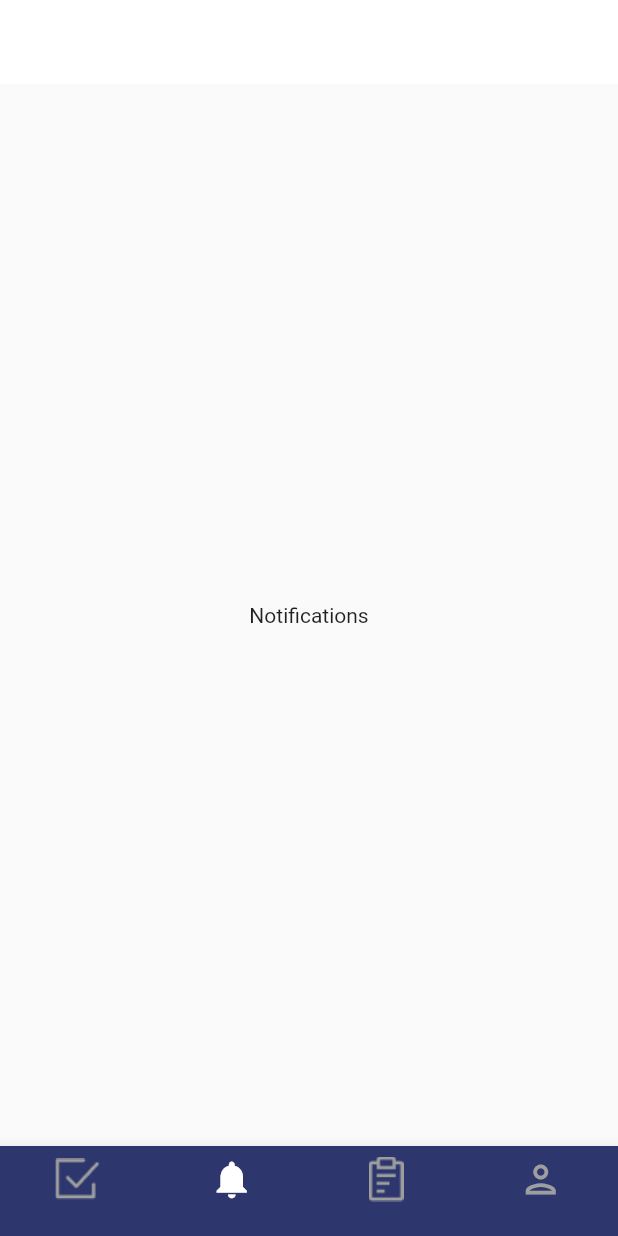
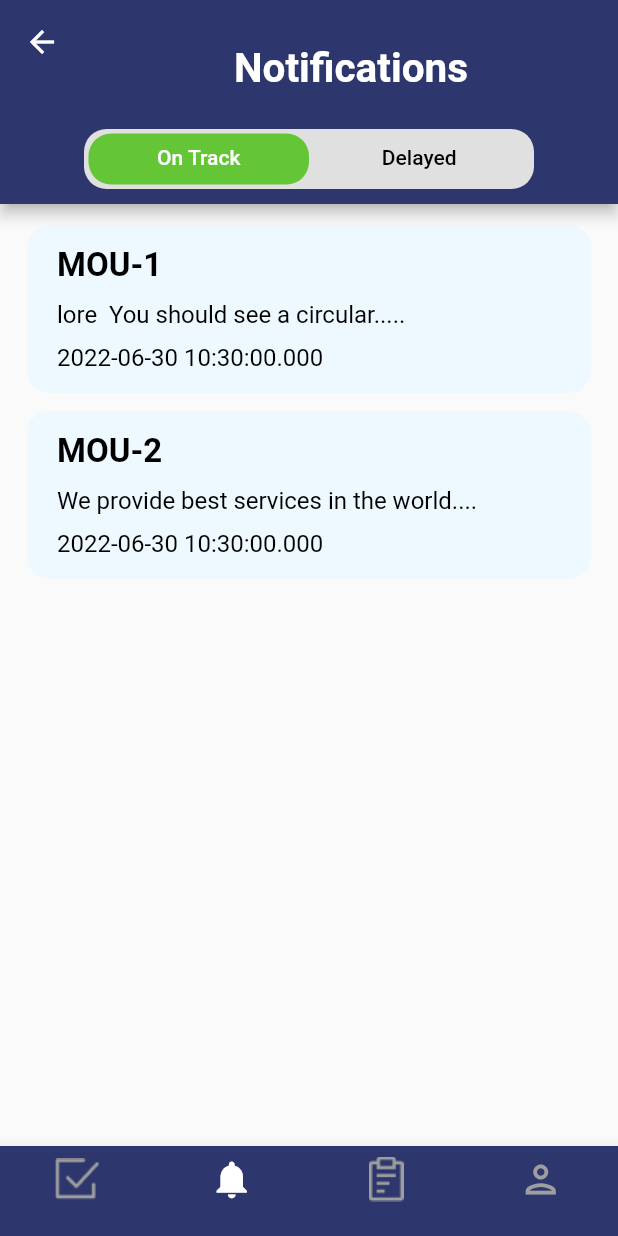
Before and after one commit to Akshit07012002/MoU_tracker_prath, a Flutter app: the HomePage screen opened by its route, item 2 of the bottom bar chosen, on a phone screen of 412 x 824 dp. Run offline on Flutter 3.47's test engine with Material 2 defaults, Android fonts, the light colour scheme and no system bars; our stand-ins replace cloud_firestore, file_picker, firebase_core, firebase_storage; accounts and stored records are empty.

Commit message:
notifications + create mou page

```diff
--- a/lib/screens/skeleton/home_page.dart
+++ b/lib/screens/skeleton/home_page.dart
@@ -1,3 +1,6 @@
+import 'package:mou_tracker/screens/create_mou_page/create.dart';
+import 'package:mou_tracker/screens/skeleton/notifications/notifications_tab_bar.dart';
+
 import '/util/values.dart';
 import '/screens/skeleton/tracking_screens/Tab_bar/tracking_tab_bar.dart';
 import '/screens/skeleton/status_screens/Tab_bar/status_tab_bar.dart';
@@ -16,7 +19,8 @@ class _HomePageState extends State<HomePage> {
   int curr = 0;
   static const List<Widget> _widgetList = [
     Status(),
-    Noti(),
+    // Noti(),
+    Notifications(),
     Track(),
     Account(),
   ];
--- a/lib/screens/skeleton/notifications/noti.dart
+++ b/lib/screens/skeleton/notifications/noti.dart
@@ -1,26 +1,26 @@
-import 'package:flutter/material.dart';
+// import 'package:flutter/material.dart';
 
-class Noti extends StatefulWidget {
-  const Noti({Key? key}) : super(key: key);
+// class Noti extends StatefulWidget {
+//   const Noti({Key? key}) : super(key: key);
 
-  @override
-  _NotiState createState() => _NotiState();
-}
+//   @override
+//   _NotiState createState() => _NotiState();
+// }
 
-class _NotiState extends State<Noti> {
-  @override
-  Widget build(BuildContext context) {
-    return Scaffold(
-      appBar: AppBar(
-        backgroundColor: Colors.white,
-        elevation: 0,
-      ),
-      body: Column(
-        mainAxisAlignment: MainAxisAlignment.center,
-        children: const [
-          Center(child: Text("Notifications")),
-        ],
-      ),
-    );
-  }
-}
+// class _NotiState extends State<Noti> {
+//   @override
+//   Widget build(BuildContext context) {
+//     return Scaffold(
+//       appBar: AppBar(
+//         backgroundColor: Colors.white,
+//         elevation: 0,
+//       ),
+//       body: Column(
+//         mainAxisAlignment: MainAxisAlignment.center,
+//         children: const [
+//           Center(child: Text("Notifications")),
+//         ],
+//       ),
+//     );
+//   }
+// }
--- /dev/null
+++ b/lib/screens/skeleton/notifications/notifications_list.dart
@@ -0,0 +1,43 @@
+class onTrack {
+  String title;
+  String description;
+  DateTime date;
+
+  onTrack({required this.title, required this.description, required this.date});
+}
+
+class delayed {
+  String title;
+  String description;
+  DateTime date;
+
+  delayed({required this.title, required this.description, required this.date});
+}
+
+List getonTracksList() {
+  return [
+    onTrack(
+        title: "MOU-1",
+        date: DateTime.now(),
+        description: "lore  You should see a circular....."),
+    onTrack(
+        title: "MOU-2",
+        date: DateTime.now(),
+        description: "We provide best services in the world...."),
+  ];
+}
+
+List getdelayedList() {
+  return [
+    onTrack(
+        title: "MOU-3",
+        date: DateTime.now(),
+        description:
+            "We provide best services in the world.rave suffered alteration in some ..."),
+    onTrack(
+        title: "MOU-4",
+        date: DateTime.now(),
+        description:
+            "We provide best services in  of Lorem Ipsum avhave suffered alteration in some ..."),
+  ];
+}
--- /dev/null
+++ b/lib/screens/skeleton/notifications/notifications_tab.dart
@@ -0,0 +1,70 @@
+import 'package:flutter/material.dart';
+
+Widget tabs(TabController _tabController, int index) {
+  return Padding(
+    padding: const EdgeInsets.fromLTRB(10, 0, 10, 10),
+    child: Column(
+      children: [
+        // give the tab bar a height [can change hheight to preferred height]
+        Container(
+          height: 40,
+          width: 300,
+          decoration: BoxDecoration(
+            color: Colors.grey[300],
+            borderRadius: BorderRadius.circular(
+              15.0,
+            ),
+          ),
+          child: TabBar(
+            padding: const EdgeInsets.all(3),
+            controller: _tabController,
+            // give the indicator a decoration (color and border radius)
+
+            indicator: BoxDecoration(
+              borderRadius: BorderRadius.circular(
+                15.0,
+              ),
+              color: index == 0
+                  ? const Color(0xFF64C636)
+                  : const Color(0xFFCD364E),
+            ),
+            labelColor: Colors.white,
+            unselectedLabelColor: Colors.black,
+            tabs: const [
+              // first tab [you can add an icon using the icon property]
+              Tab(
+                text: 'On Track',
+              ),
+
+              // second tab [you can add an icon using the icon property]
+              Tab(
+                text: 'Delayed',
+              ),
+            ],
+          ),
+        ),
+        // tab bar view here
+      ],
+    ),
+  );
+}
+
+PreferredSizeWidget appbar(TabController _tabController, int index) {
+  return AppBar(
+    backgroundColor: Color(0xFF2D376E),
+    bottom: PreferredSize(
+        preferredSize: const Size.fromHeight(80.0),
+        child: tabs(_tabController, index)),
+    title: const Padding(
+      padding: EdgeInsets.only(
+        top: 35,
+      ),
+      child: Center(
+        child: Text(
+          'Notifications',
+          style: TextStyle(fontSize: 27, fontWeight: FontWeight.w600),
+        ),
+      ),
+    ),
+  );
+}
--- /dev/null
+++ b/lib/screens/skeleton/notifications/notifications_tab_bar.dart
@@ -0,0 +1,54 @@
+import 'package:flutter/material.dart';
+import 'package:mou_tracker/screens/skeleton/notifications/notifications_list.dart';
+import 'package:mou_tracker/screens/skeleton/notifications/notifications_tab.dart';
+import 'package:mou_tracker/screens/skeleton/notifications/notifications_tab_view.dart';
+
+class Notifications extends StatefulWidget {
+  const Notifications({Key? key}) : super(key: key);
+
+  @override
+  NotificationsState createState() => NotificationsState();
+}
+
+class NotificationsState extends State<Notifications>
+    with SingleTickerProviderStateMixin {
+  late TabController _tabController;
+  int index = 0;
+  static late List ontracklist;
+  static late List delayedlist;
+
+  @override
+  void initState() {
+    ontracklist = getonTracksList();
+    delayedlist = getdelayedList();
+    _tabController = TabController(length: 2, vsync: this);
+    _tabController.addListener(() {
+      setState(() {
+        index = _tabController.index;
+      });
+    });
+    super.initState();
+  }
+
+  @override
+  void dispose() {
+    super.dispose();
+    _tabController.dispose();
+  }
+
+  @override
+  Widget build(BuildContext context) {
+    return Scaffold(
+      appBar: appbar(_tabController, index),
+      body: Padding(
+        padding: const EdgeInsets.all(8.0),
+        child: Column(
+          children: [
+            // tab bar view here
+            Expanded(child: tabview(_tabController)),
+          ],
+        ),
+      ),
+    );
+  }
+}
--- a/pubspec.yaml
+++ b/pubspec.yaml
@@ -33,8 +33,12 @@ dependencies:
 
   # The following adds the Cupertino Icons font to your application.
   # Use with the CupertinoIcons class for iOS style icons.
+  file_picker: ^4.6.1
+  firebase_core:
+  firebase_storage:
   cupertino_icons: ^1.0.2
   cloud_firestore: ^3.1.18
+  flutter_awesome_alert_box: ^2.1.1
 
 dev_dependencies:
   flutter_test:
```
Also changed, not shown: lib/main.dart (+10 -3 lines), lib/models/create_mou_backend.dart (added, +9 -0 lines), lib/screens/create_mou_page/create.dart (added, +105 -0 lines), lib/screens/create_mou_page/fields.dart (added, +115 -0 lines), lib/screens/skeleton/notifications/notifications_tab_view.dart (added, +78 -0 lines), lib/services/uploadApi.dart (added, +112 -0 lines), pubspec.lock.
